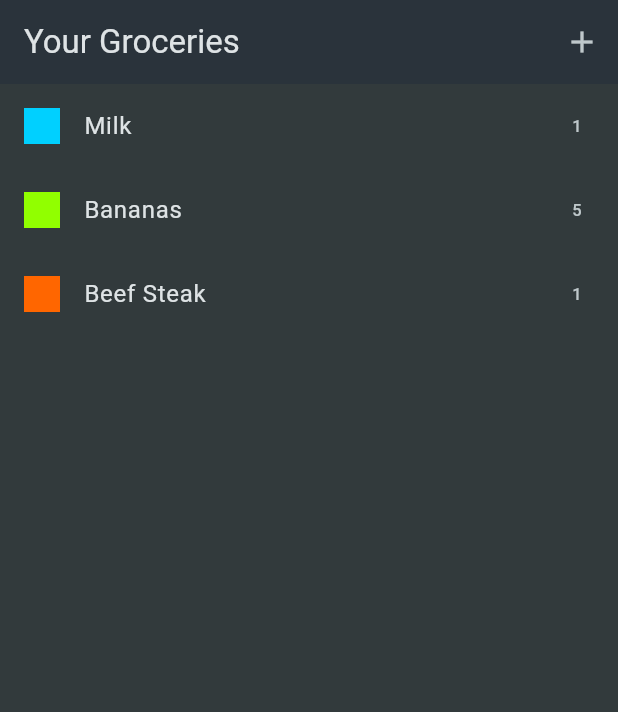
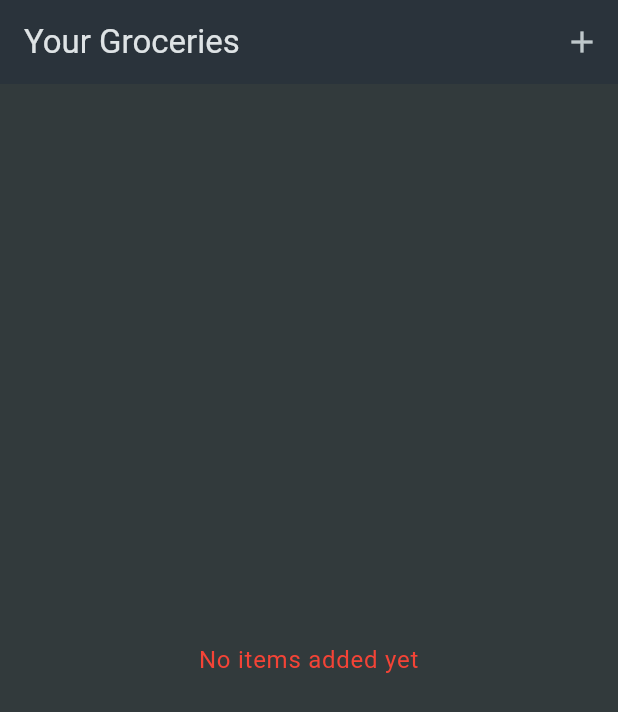
Before and after one commit to bcondefoodics/my_shopping_list, a Flutter app: the screen it shows after launch, on a phone screen of 412 x 824 dp. Shown: the top 712 px of the screen. Run offline on Flutter 3.47's test engine with Material 3 defaults, Android fonts, the phone set to English and light mode, and no system bars.

Commit message:
Update swipe to delete + empty states

```diff
--- a/lib/data/dummy_items.dart
+++ /dev/null
@@ -1,24 +0,0 @@
-import '../models/grocery_item.dart';
-import '../data/categories.dart';
-import '../models/category.dart';
-
-List<GroceryItem> groceryItems = [
-  GroceryItem(
-    id: 'a',
-    name: 'Milk',
-    quantity: 1,
-    category: categories[Categories.dairy]!,
-  ),
-  GroceryItem(
-    id: 'b',
-    name: 'Bananas',
-    quantity: 5,
-    category: categories[Categories.fruit]!,
-  ),
-  GroceryItem(
-    id: 'c',
-    name: 'Beef Steak',
-    quantity: 1,
-    category: categories[Categories.meat]!,
-  ),
-];
--- a/lib/screens/groceries.dart
+++ b/lib/screens/groceries.dart
@@ -1,7 +1,6 @@
 import 'package:flutter/material.dart';
+import 'package:my_shopping_list/models/grocery_item.dart';
 import 'package:my_shopping_list/widgets/new_item.dart';
-
-import '../data/dummy_items.dart';
 
 class GroceryList extends StatefulWidget {
   const GroceryList({super.key});
@@ -11,30 +10,75 @@ class GroceryList extends StatefulWidget {
 }
 
 class _GroceryListState extends State<GroceryList> {
-  void _addItem() {
-    Navigator.of(context).push(MaterialPageRoute(builder: (ctx) => NewItem()));
+  final List<GroceryItem> _groceryItems = [];
+
+  void _addItem() async {
+    final newItem = await Navigator.of(
+      context,
+    ).push<GroceryItem>(MaterialPageRoute(builder: (ctx) => NewItem()));
+
+    if (newItem != null) {
+      setState(() {
+        _groceryItems.add(newItem);
+      });
+    }
   }
 
   @override
   Widget build(BuildContext context) {
+    Widget content = Center(
+      child: Text(
+        'No items added yet',
+        textAlign: TextAlign.center,
+        style: Theme.of(
+          context,
+        ).textTheme.bodyLarge!.copyWith(color: Colors.red),
+      ),
+    );
+
+    if (_groceryItems.isNotEmpty) {
+      content = ListView.builder(
+        itemCount: _groceryItems.length,
+        itemBuilder: (ctx, index) {
+          final item = _groceryItems[index];
+          return Dismissible(
+            key: Key(item.id),
+            direction: DismissDirection.endToStart,
+            background: Container(
+              color: Colors.red,
+              alignment: Alignment.centerRight,
+              padding: EdgeInsets.symmetric(horizontal: 20),
+              child: Icon(Icons.delete, color: Colors.white),
+            ),
+            onDismissed: (direction) {
+              setState(() {
+                _groceryItems.removeAt(index);
+              });
+
+              ScaffoldMessenger.of(
+                context,
+              ).showSnackBar(SnackBar(content: Text('${item.name} deleted')));
+            },
+            child: ListTile(
+              title: Text(item.name),
+              leading: Container(
+                width: 24,
+                height: 24,
+                color: item.category.color,
+              ),
+              trailing: Text(item.quantity.toString()),
+            ),
+          );
+        },
+      );
+    }
+
     return Scaffold(
       appBar: AppBar(
         title: Text('Your Groceries'),
         actions: [IconButton(onPressed: _addItem, icon: Icon(Icons.add))],
       ),
-      body: ListView.builder(
-        itemCount: groceryItems.length,
-        itemBuilder:
-            (ctx, index) => ListTile(
-              title: Text(groceryItems[index].name),
-              leading: Container(
-                width: 24,
-                height: 24,
-                color: groceryItems[index].category.color,
-              ),
-              trailing: Text(groceryItems[index].quantity.toString()),
-            ),
-      ),
+      body: content,
     );
   }
 }
```
Also changed, not shown: lib/widgets/new_item.dart (+29 -3 lines).
